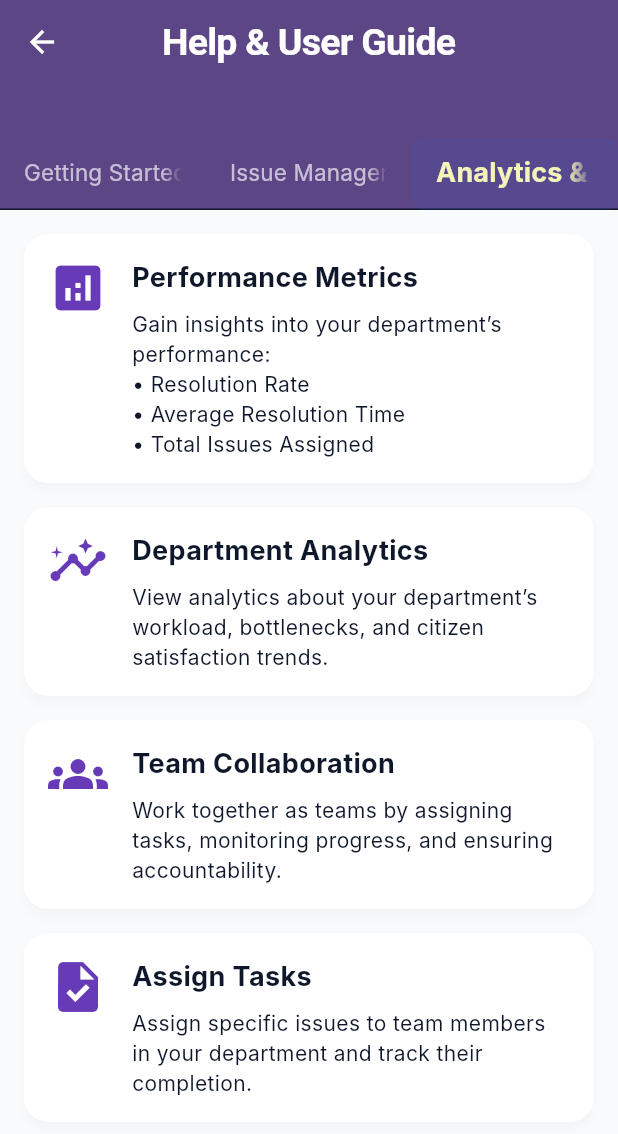
After one commit to Senadheera-eng/civic_link, a Flutter app: the AdminHelpSupportScreen screen opened directly, tab 3 chosen, on a phone screen of 412 x 824 dp. The commit adds this screen. Shown: the top 1134 px of the screen. Run offline on Flutter 3.47's test engine with Material 3 defaults, Android fonts, the phone set to English and light mode, and no system bars; our stand-ins replace cached_network_image, cloud_firestore, firebase_auth, firebase_core, firebase_messaging, firebase_storage and 7 more; accounts and stored records are empty; Roboto replaces fonts that are missing (Inter).

Commit message:
Created help and support for officials

```diff
--- /dev/null
+++ b/lib/screens/admin_help_support_screen.dart
@@ -0,0 +1,225 @@
+import 'package:flutter/material.dart';
+
+class AdminHelpSupportScreen extends StatefulWidget {
+  const AdminHelpSupportScreen({super.key});
+
+  @override
+  State<AdminHelpSupportScreen> createState() => _AdminHelpSupportScreenState();
+}
+
+class _AdminHelpSupportScreenState extends State<AdminHelpSupportScreen>
+    with SingleTickerProviderStateMixin {
+  late TabController _tabController;
+
+  @override
+  void initState() {
+    super.initState();
+    _tabController = TabController(length: 3, vsync: this);
+  }
+
+  @override
+  void dispose() {
+    _tabController.dispose();
+    super.dispose();
+  }
+
+  @override
+  Widget build(BuildContext context) {
+    return Scaffold(
+      appBar: PreferredSize(
+        preferredSize: const Size.fromHeight(140), // adjust AppBar height
+        child: AppBar(
+          title: const Text(
+            "Help & User Guide",
+            style: TextStyle(
+              fontSize: 25, // change size here
+              fontWeight: FontWeight.bold,
+              color: Colors.white,
+            ),
+          ),
+          centerTitle: true, // centers the title
+          backgroundColor: const Color.fromARGB(232, 78, 52, 122),
+          bottom: TabBar(
+            controller: _tabController,
+            indicatorColor: Colors.white, // underline color
+            labelColor: const Color.fromARGB(
+              255,
+              245,
+              244,
+              184,
+            ), // active tab text
+            unselectedLabelColor: const Color.fromARGB(
+              167,
+              255,
+              255,
+              255,
+            ), // inactive tab text
+            labelStyle: const TextStyle(
+              fontSize: 18,
+              fontWeight: FontWeight.bold, // active tab font
+            ),
+            unselectedLabelStyle: const TextStyle(
+              fontSize: 15,
+              fontWeight: FontWeight.normal, // inactive tab font
+            ),
+            tabs: const [
+              Tab(text: "Getting Started"),
+              Tab(text: "Issue Management"),
+              Tab(text: "Analytics & Teams"),
+            ],
+          ),
+        ),
+      ),
+      body: TabBarView(
+        controller: _tabController,
+        children: [
+          // ============= TAB 1: Getting Started ============
+          ListView(
+            padding: const EdgeInsets.all(16),
+            children: [
+              _buildCard(
+                title: "Welcome Admin!",
+                description:
+                    "Thank you for registering as an Admin in CivicLink. "
+                    "Admins play a key role in managing issues, tracking performance, "
+                    "and supporting their departments.",
+                icon: Icons.admin_panel_settings,
+              ),
+              _buildCard(
+                title: "Register as Admin",
+                description:
+                    "To use admin features, you must first register and verify "
+                    "your account as an admin of your department.",
+                icon: Icons.badge,
+              ),
+            ],
+          ),
+
+          // ============= TAB 2: Issue Management ============
+          ListView(
+            padding: const EdgeInsets.all(16),
+            children: [
+              _buildCard(
+                title: "Pending Issues",
+                description:
+                    "View all issues submitted by citizens that are awaiting action. "
+                    "You can prioritize them or assign to team members.",
+                icon: Icons.pending_actions,
+              ),
+              _buildCard(
+                title: "Urgent Issues",
+                description:
+                    "Monitor high-priority issues that require immediate attention "
+                    "from your department.",
+                icon: Icons.priority_high,
+              ),
+              _buildCard(
+                title: "Assigned to You",
+                description:
+                    "See issues currently assigned to you for resolution. "
+                    "Track their progress and update status.",
+                icon: Icons.assignment_ind,
+              ),
+              _buildCard(
+                title: "In Progress",
+                description:
+                    "Follow issues that are currently being worked on by your department. "
+                    "Update notes and share progress.",
+                icon: Icons.work,
+              ),
+              _buildCard(
+                title: "Resolved Issues",
+                description:
+                    "Review the issues successfully solved by you or your department. "
+                    "Use this for tracking performance.",
+                icon: Icons.check_circle,
+              ),
+              _buildCard(
+                title: "Notifications",
+                description:
+                    "Stay updated with notifications about new issues, assignments, "
+                    "and deadlines.",
+                icon: Icons.notifications_active,
+              ),
+            ],
+          ),
+
+          // ============= TAB 3: Analytics & Teams ============
+          ListView(
+            padding: const EdgeInsets.all(16),
+            children: [
+              _buildCard(
+                title: "Performance Metrics",
+                description:
+                    "Gain insights into your department’s performance:\n"
+                    "• Resolution Rate\n"
+                    "• Average Resolution Time\n"
+                    "• Total Issues Assigned",
+                icon: Icons.analytics,
+              ),
+              _buildCard(
+                title: "Department Analytics",
+                description:
+                    "View analytics about your department’s workload, bottlenecks, "
+                    "and citizen satisfaction trends.",
+                icon: Icons.insights,
+              ),
+              _buildCard(
+                title: "Team Collaboration",
+                description:
+                    "Work together as teams by assigning tasks, monitoring progress, "
+                    "and ensuring accountability.",
+                icon: Icons.groups,
+              ),
+              _buildCard(
+                title: "Assign Tasks",
+                description:
+                    "Assign specific issues to team members in your department "
+                    "and track their completion.",
+                icon: Icons.task,
+              ),
+            ],
+          ),
+        ],
+      ),
+    );
+  }
+
+  Widget _buildCard({
+    required String title,
+    required String description,
+    required IconData icon,
+  }) {
+    return Card(
+      shape: RoundedRectangleBorder(borderRadius: BorderRadius.circular(16)),
+      margin: const EdgeInsets.only(bottom: 16),
+      elevation: 3,
+      child: Padding(
+        padding: const EdgeInsets.all(16),
+        child: Row(
+          crossAxisAlignment: CrossAxisAlignment.start,
+          children: [
+            Icon(icon, size: 40, color: Colors.deepPurple),
+            const SizedBox(width: 16),
+            Expanded(
+              child: Column(
+                crossAxisAlignment: CrossAxisAlignment.start,
+                children: [
+                  Text(
+                    title,
+                    style: const TextStyle(
+                      fontSize: 18,
+                      fontWeight: FontWeight.bold,
+                    ),
+                  ),
+                  const SizedBox(height: 8),
+                  Text(description, style: const TextStyle(fontSize: 14)),
+                ],
+              ),
+            ),
+          ],
+        ),
+      ),
+    );
+  }
+}
--- a/lib/widgets/department/department_header.dart
+++ b/lib/widgets/department/department_header.dart
@@ -3,6 +3,7 @@ import 'package:flutter/material.dart';
 import '../../models/user_model.dart';
 import '../../theme/modern_theme.dart';
 import '../../screens/official_settings_screen.dart';
+import '../../screens/admin_help_support_screen.dart';
 
 class DepartmentHeader extends StatelessWidget {
   final UserModel? userData;
@@ -116,7 +117,7 @@ class DepartmentHeader extends StatelessWidget {
                           _showProfileDialog(context);
                           break;
                         case 'help':
-                          _showHelpDialog(context);
+                          _navigateToHelpSupport(context);
                           break;
                         case 'logout':
                           onSignOut();
@@ -291,40 +292,10 @@ class DepartmentHeader extends StatelessWidget {
     );
   }
 
-  void _showHelpDialog(BuildContext context) {
-    showDialog(
-      context: context,
-      builder:
-          (context) => AlertDialog(
-            shape: RoundedRectangleBorder(
-              borderRadius: BorderRadius.circular(16),
-            ),
-            title: const Text('Help & Support'),
-            content: const Column(
-              mainAxisSize: MainAxisSize.min,
-              crossAxisAlignment: CrossAxisAlignment.start,
-              children: [
-                Text('Need help? Here are some resources:'),
-                SizedBox(height: 16),
-                Text(
-                  '• Use the filter tabs to navigate between issue categories',
-                ),
-                Text('• Tap on any issue to view details and take action'),
-                Text('• Use the Manage button for bulk operations'),
-                Text('• Check Analytics for performance insights'),
-                SizedBox(height: 16),
-                Text(
-                  'For technical support, contact your system administrator.',
-                ),
-              ],
-            ),
-            actions: [
-              TextButton(
-                onPressed: () => Navigator.pop(context),
-                child: const Text('Got it'),
-              ),
-            ],
-          ),
+  void _navigateToHelpSupport(BuildContext context) {
+    Navigator.push(
+      context,
+      MaterialPageRoute(builder: (context) => const AdminHelpSupportScreen()),
     );
   }
 
```
Also changed, not shown: pubspec.lock, 5 other files.
